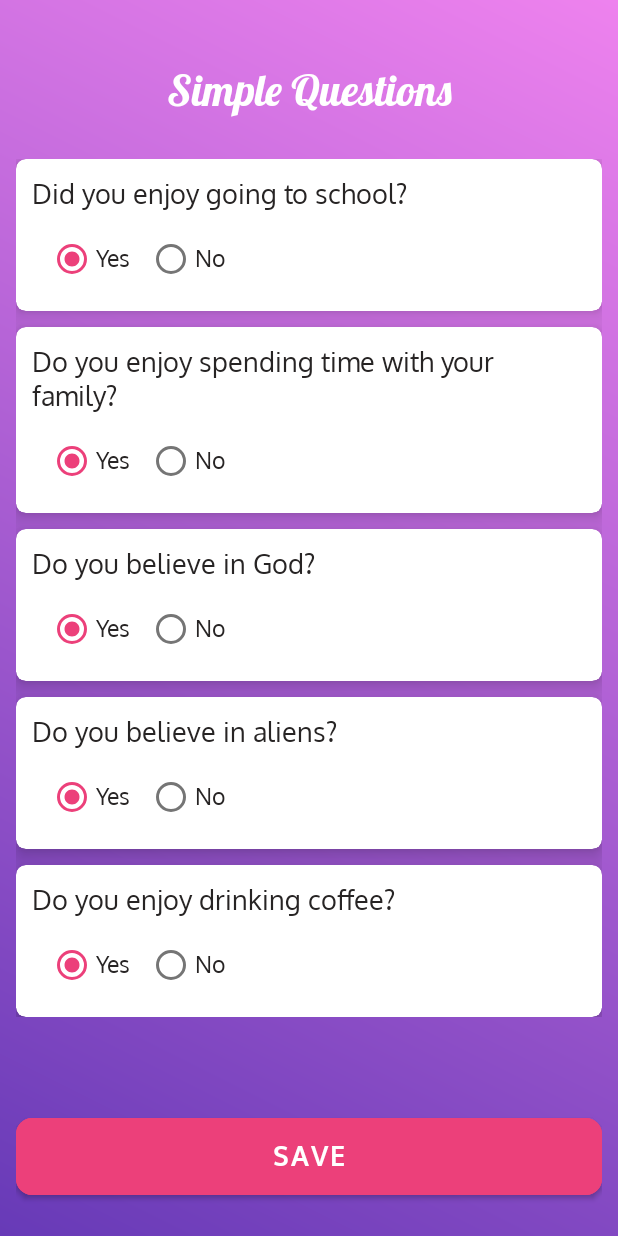
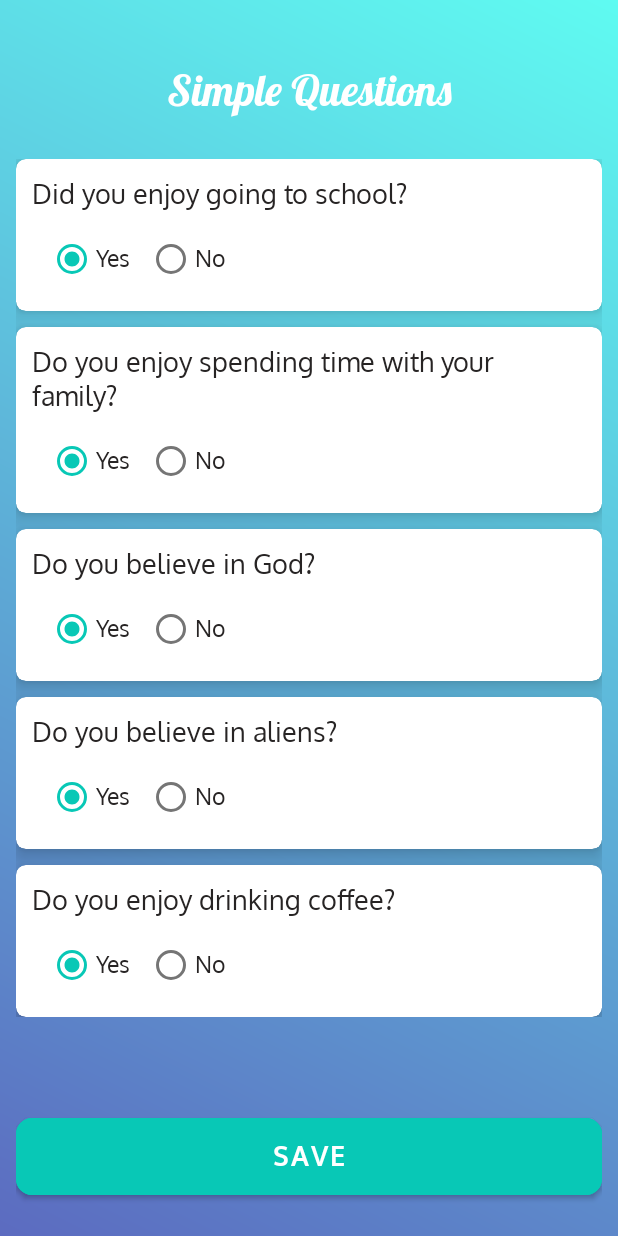
Before and after one commit to Arunabha123/simple_questions, an Android app: the screen it shows after launch (MainActivity), on a phone screen of 412 x 824 dp. Run offline under Robolectric (Android 15) with nearby library versions, the phone set to English and light mode, and no system bars; our stand-ins replace Room's generated code, data binding, sdp/ssp sizes.

Commit message:
gradient updated.

```diff
--- a/app/src/main/res/drawable/bg.xml
+++ b/app/src/main/res/drawable/bg.xml
@@ -6,8 +6,8 @@
 
     <gradient
         android:type="linear"
-        android:startColor="#673AB7"
-        android:endColor="#EE82EE"
+        android:startColor="@color/colorGradStart"
+        android:endColor="@color/colorGradEnd"
         android:angle="45"
         />
 
--- a/app/src/main/res/values/colors.xml
+++ b/app/src/main/res/values/colors.xml
@@ -9,5 +9,7 @@
     <color name="white">#FFFFFFFF</color>
     <color name="colorText">#272424</color>
 
-    <color name="colorAccent">#EC407A</color>
+    <color name="colorAccent">#08C8B6</color>
+    <color name="colorGradStart">#5C6BC0</color>
+    <color name="colorGradEnd">#5FFBF1</color>
 </resources>
```
